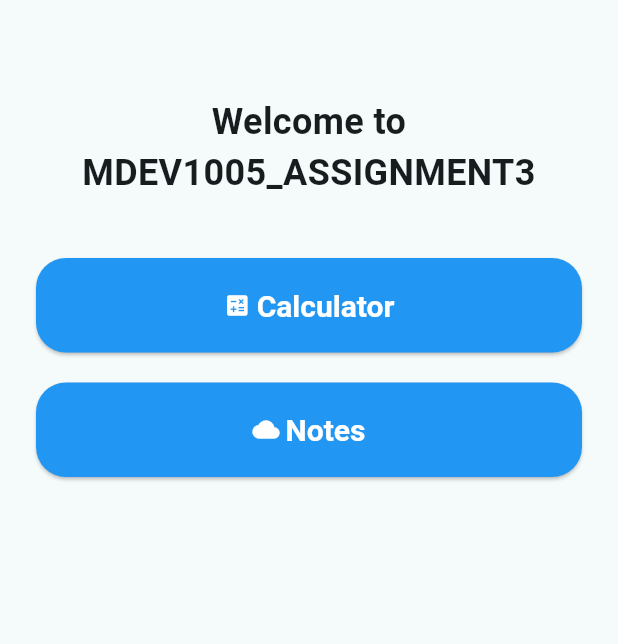
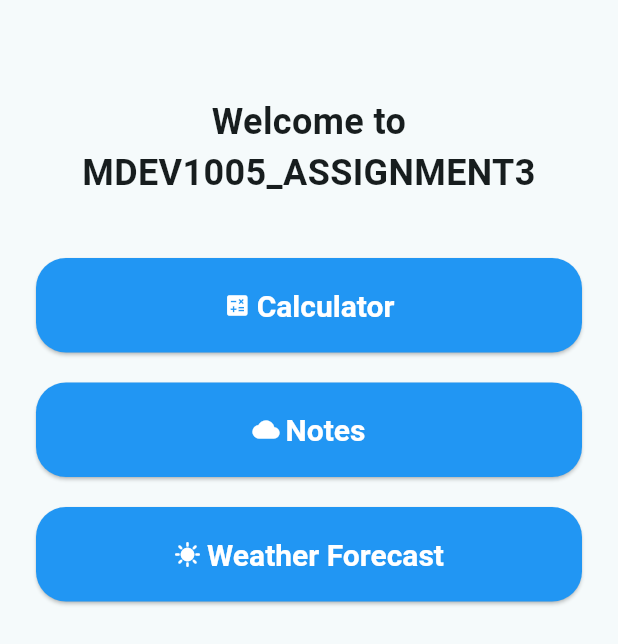
Before and after one commit to puja110/MDEV1005_Assignment3, a Flutter app: the HomeScreen screen opened by its route, on a phone screen of 412 x 824 dp. Shown: the top 644 px of the screen. Run offline on Flutter 3.47's test engine with Material 3 defaults, Android fonts, the phone set to English and light mode, and no system bars.

Commit message:
added greetings page and added weather forecast

```diff
--- a/lib/home/HomePageScreen.dart
+++ b/lib/home/HomePageScreen.dart
@@ -2,7 +2,7 @@ import 'package:flutter/material.dart';
 import 'package:mdev1005_assignment3/routes/Routes.dart';
 
 class HomeScreen extends StatelessWidget {
-  const HomeScreen({super.key});
+  const HomeScreen({Key? key}) : super(key: key);
 
   @override
   Widget build(BuildContext context) {
@@ -47,7 +47,9 @@ class HomeScreen extends StatelessWidget {
                     textStyle: const TextStyle(
                       fontSize: 30,
                       fontWeight: FontWeight.bold,
-                          color: Colors.white)),
+                      color: Colors.white,
+                    ),
+                  ),
                 ),
               ),
               const SizedBox(height: 20),
@@ -57,7 +59,6 @@ class HomeScreen extends StatelessWidget {
                   onPressed: () {
                     // Navigate to notes screen
                     Routes.navigateTo(context, Routes.notes);
-
                   },
                   icon: const Icon(Icons.cloud),
                   label: const Text(
@@ -74,7 +75,37 @@ class HomeScreen extends StatelessWidget {
                     textStyle: const TextStyle(
                       fontSize: 30,
                       fontWeight: FontWeight.bold,
-                          color: Colors.white)),
+                      color: Colors.white,
+                    ),
+                  ),
+                ),
+              ),
+              const SizedBox(height: 20),
+              SizedBox(
+                width: double.infinity,
+                child: ElevatedButton.icon(
+                  onPressed: () {
+                    // Navigate to weather screen
+                    Routes.navigateTo(context, Routes.weather);
+                  },
+                  icon: const Icon(Icons.sunny),
+                  label: const Text(
+                    'Weather Forecast',
+                    style: TextStyle(fontSize: 20),
+                  ),
+                  style: ElevatedButton.styleFrom(
+                    shape: RoundedRectangleBorder(
+                      borderRadius: BorderRadius.circular(20),
+                    ),
+                    backgroundColor: Colors.blue,
+                    padding: const EdgeInsets.symmetric(
+                        horizontal: 20, vertical: 20),
+                    textStyle: const TextStyle(
+                      fontSize: 30,
+                      fontWeight: FontWeight.bold,
+                      color: Colors.white,
+                    ),
+                  ),
                 ),
               ),
             ],
--- a/lib/main.dart
+++ b/lib/main.dart
@@ -1,6 +1,4 @@
 import 'package:flutter/material.dart';
-import 'package:mdev1005_assignment3/home/HomePageScreen.dart';
-import 'package:mdev1005_assignment3/home/calculator/CalculatorScreen.dart';
 import 'package:mdev1005_assignment3/routes/Routes.dart';
 
 void main() {
@@ -25,8 +23,8 @@ class MyApp extends StatelessWidget {
           foregroundColor: Colors.white,
         )),
       ),
-      initialRoute: Routes.home,
-      onGenerateRoute: Routes.generateRoute,
+       initialRoute: Routes.greeting,
+      onGenerateRoute: Routes.generateRoute
     );
   }
 }
--- a/lib/routes/Routes.dart
+++ b/lib/routes/Routes.dart
@@ -1,17 +1,26 @@
 import 'package:flutter/material.dart';
+import 'package:mdev1005_assignment3/GreetingPage/GreetingPage.dart';
 import 'package:mdev1005_assignment3/home/HomePageScreen.dart';
+import 'package:mdev1005_assignment3/home/Weather/WeatherScreen.dart';
 import 'package:mdev1005_assignment3/home/calculator/CalculatorScreen.dart';
 import 'package:mdev1005_assignment3/home/notes/NotesScreen.dart';
 
 class Routes {
-  static const String home = '/';
+  static const String greeting = '/';
+  static const String home = '/home';
   static const String calculator = '/calculator';
   static const String notes = '/notes';
+  static const String weather = '/weather';
+
+
 
   static Route<dynamic> generateRoute(RouteSettings settings) {
     switch (settings.name) {
+      case greeting:
+        // Navigate to the greeting page
+        return MaterialPageRoute(builder: (_) => const GreetingPage());
       case home:
-        //helps navigate to home screen which is default screen
+        // Navigate to the home page
         return MaterialPageRoute(builder: (_) => const HomeScreen());
       case calculator:
         //helps navigate to calculator screen
@@ -19,6 +28,9 @@ class Routes {
       case notes:
         //helps navigate to notes screen
         return MaterialPageRoute(builder: (_) => const NotesScreen());
+      case weather:
+        //helps navigate to notes screen
+        return MaterialPageRoute(builder: (_) => const WeatherScreen());
       default:
         return MaterialPageRoute(builder: (_) => const HomeScreen());
     }
--- a/pubspec.yaml
+++ b/pubspec.yaml
@@ -30,6 +30,7 @@ environment:
 dependencies:
   flutter:
     sdk: flutter
+  http: ^1.2.1
 
 
   # The following adds the Cupertino Icons font to your application.
@@ -57,7 +58,8 @@ flutter:
   # included with your application, so that you can use the icons in
   # the material Icons class.
   uses-material-design: true
-
+  assets:
+    - assets\images\welcome_image.jpg
   # To add assets to your application, add an assets section, like this:
   # assets:
   #   - images/a_dot_burr.jpeg
```
Also changed, not shown: lib/GreetingPage/GreetingPage.dart (added, +52 -0 lines), lib/home/Weather/WeatherScreen.dart (added, +78 -0 lines), assets/images/welcome_image.jpg (added), pubspec.lock. Lines whose indentation alone changed are shown as unchanged.
